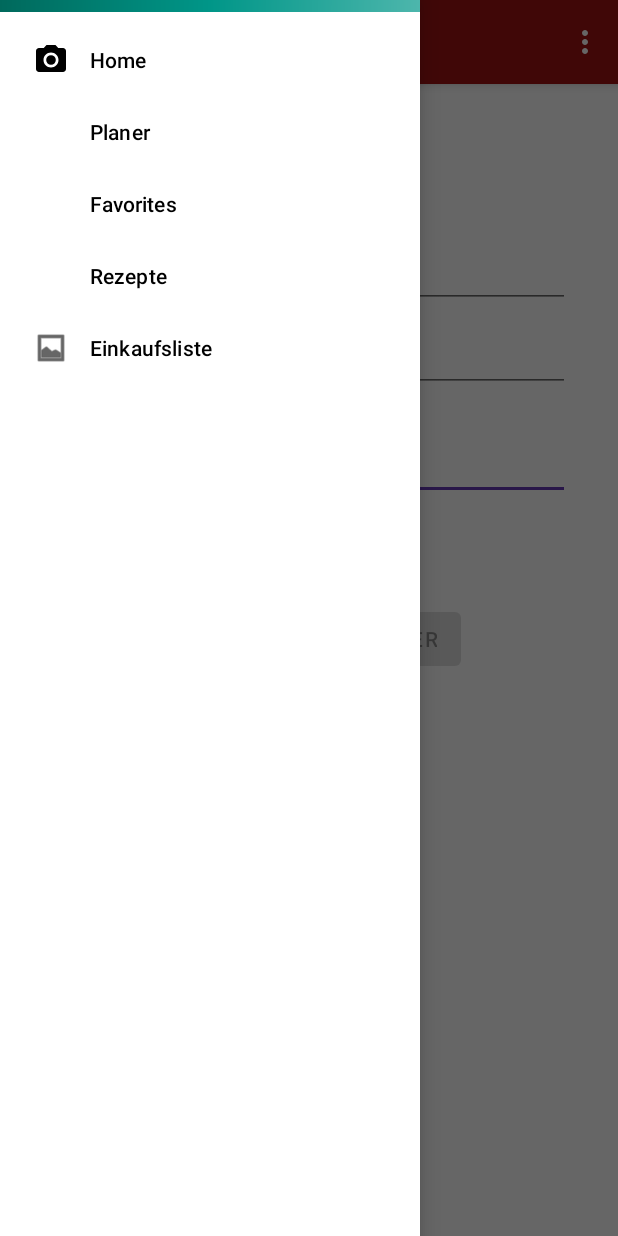
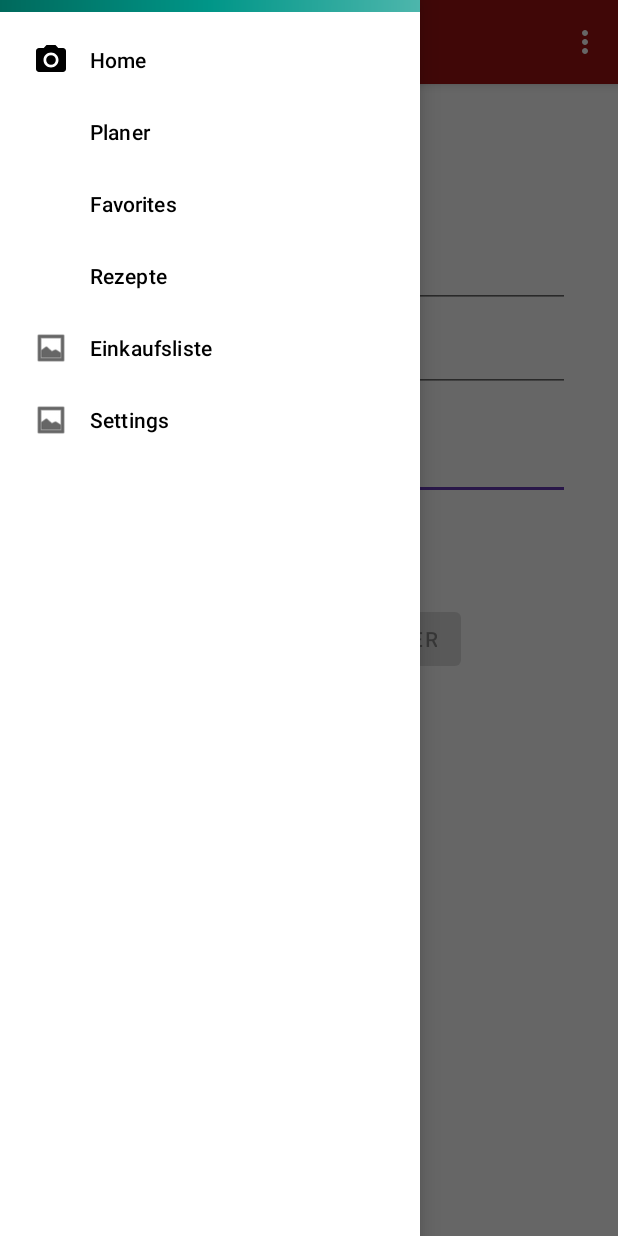
Before and after one commit to Erebur/Essensplaner, an Android app: the screen it shows after launch (MainActivity), with the side drawer open, on a phone screen of 412 x 824 dp. Run offline under Robolectric (Android 15) with nearby library versions, the phone set to English and light mode, and no system bars; our stand-ins replace navigation-ui.

Commit message:
testet setting/password change

```diff
--- a/app/src/main/java/com/example/essensplaner/backend/login/CheckLogin.java
+++ b/app/src/main/java/com/example/essensplaner/backend/login/CheckLogin.java
@@ -8,7 +8,7 @@ public class CheckLogin {
 
     public static void check(LoggedInUser fakeUser, String password) throws Exception {
         //TODO: implement login with DB
-        if (fakeUser.getDisplayName().toLowerCase(Locale.ROOT).equals("admin") && password.hashCode() == "42069".hashCode()  ){
+        if (fakeUser.getDisplayName().toLowerCase(Locale.ROOT).equals("admin") && password.hashCode() == "12345".hashCode()  ){
             return ;
         }
          throw new Exception("Passwords does not match to user");
--- a/app/src/main/res/menu/activity_main_drawer.xml
+++ b/app/src/main/res/menu/activity_main_drawer.xml
@@ -4,12 +4,11 @@
     xmlns:tools="http://schemas.android.com/tools"
     tools:showIn="navigation_view">
 
-    <group android:checkableBehavior="single">
+    <group android:checkableBehavior="all">
         <item
             android:id="@+id/nav_home"
             android:icon="@drawable/ic_menu_camera"
             android:title="@string/menu_home" />
-
         <item
             android:id="@+id/Planer"
             android:title="@string/planer" />
@@ -23,5 +22,9 @@
             android:id="@+id/einkaufsliste"
             android:icon="@android:drawable/ic_menu_gallery"
             android:title="@string/string_einkaufsliste" />
+        <item
+            android:id="@+id/settings"
+            android:icon="@android:drawable/ic_menu_gallery"
+            android:title="@string/settings" />
     </group>
 </menu>
--- a/app/src/main/res/menu/main.xml
+++ b/app/src/main/res/menu/main.xml
@@ -1,11 +1,12 @@
 <?xml version="1.0" encoding="utf-8"?>
 <menu xmlns:android="http://schemas.android.com/apk/res/android"
-    xmlns:app="http://schemas.android.com/apk/res-auto">
+    xmlns:app="http://schemas.android.com/apk/res-auto"
+    xmlns:tools="http://schemas.android.com/tools"
+    >
     <item
-        android:id="@+id/action_settings"
+        android:id="@+id/settings"
         android:orderInCategory="1"
-        android:title="@string/action_settings"
-        app:showAsAction="never" />
+        android:title="@string/settings" />
     <item
         android:id="@+id/action_logout"
         android:orderInCategory="2"
--- a/app/src/main/res/navigation/mobile_navigation.xml
+++ b/app/src/main/res/navigation/mobile_navigation.xml
@@ -21,7 +21,8 @@
         android:label="fragment_item_list"
         tools:layout="@layout/activity_einkaufsliste" />
     <activity
-        android:id="@+id/settingsActivity"
+        android:id="@+id/settings"
         android:name="com.example.essensplaner.SettingsActivity"
-        android:label="SettingsActivity" />
+        android:label="SettingsActivity"
+        tools:layout="@layout/settings_activity"/>
 </navigation>
--- a/app/src/main/res/values/strings.xml
+++ b/app/src/main/res/values/strings.xml
@@ -54,4 +54,5 @@
     <string name="attachment_summary_on">Automatically download attachments for incoming emails</string>
     <string name="attachment_summary_off">Only download attachments when manually requested</string>
     <string name="title_activity_settings">SettingsActivity</string>
+    <string name="settings">Settings</string>
 </resources>
```
